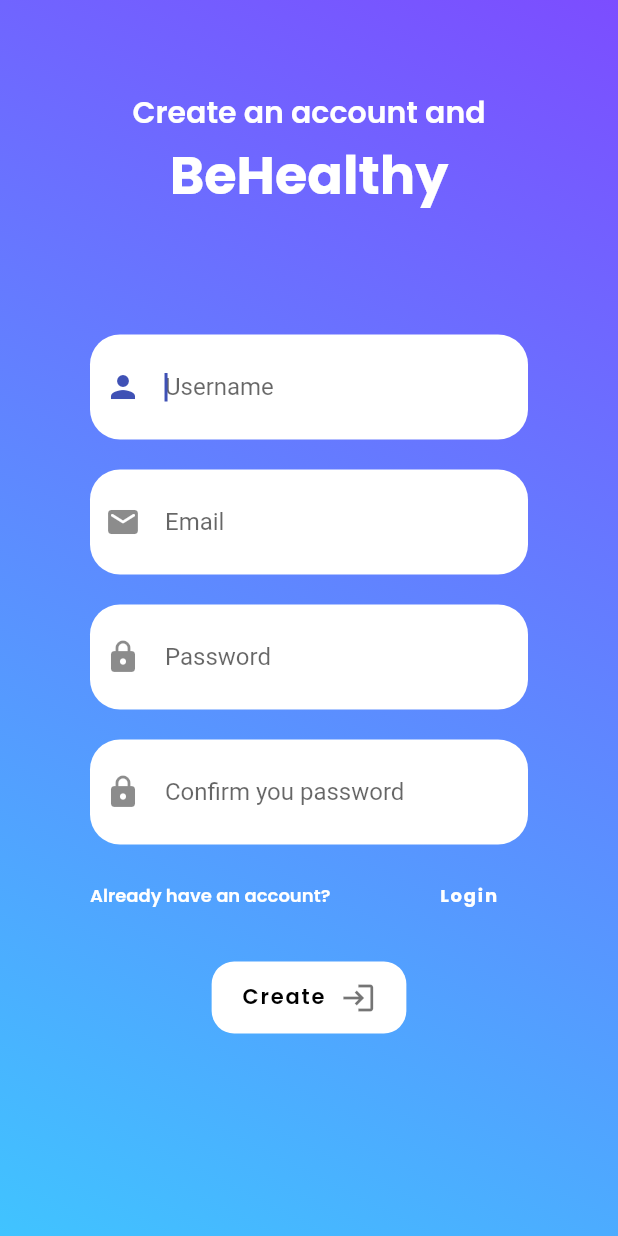
After one commit to Carlosabdoamaral/be-healthy, a Flutter app: the screen it shows after launch, after a tap on "Create", on a phone screen of 412 x 824 dp. The commit adds this screen. Run offline on Flutter 3.47's test engine with Material 2 defaults, Android fonts, the light colour scheme and no system bars; our stand-ins replace fl_chart.

Commit message:
Final version app

```diff
--- a/lib/history.dart
+++ b/lib/history.dart
@@ -105,7 +105,7 @@ class _HistoryPageState extends State<HistoryPage> {
                                     label: Text(
                                       "Day",
                                       style: TextStyle(
-                                        fontSize: 17,
+                                        fontSize: 14,
                                         fontFamily: 'Poppins',
                                         color: Colors.white70
                                       ),
@@ -119,7 +119,7 @@ class _HistoryPageState extends State<HistoryPage> {
                                     label: Text(
                                       "Week",
                                       style: TextStyle(
-                                          fontSize: 17,
+                                          fontSize: 14,
                                           fontFamily: 'Poppins',
                                           color: Colors.white
                                       ),
@@ -133,7 +133,7 @@ class _HistoryPageState extends State<HistoryPage> {
                                     label: Text(
                                       "Month",
                                       style: TextStyle(
-                                          fontSize: 17,
+                                          fontSize: 14,
                                           fontFamily: 'Poppins',
                                           color: Colors.white70
                                       ),
--- /dev/null
+++ b/lib/login.dart
@@ -0,0 +1,169 @@
+import 'package:be_healthy/home.dart';
+import 'package:be_healthy/sign_up.dart';
+import 'package:flutter/material.dart';
+
+class LoginPage extends StatefulWidget {
+  const LoginPage({Key? key}) : super(key: key);
+
+  @override
+  State<LoginPage> createState() => _LoginPageState();
+}
+
+class _LoginPageState extends State<LoginPage> {
+  @override
+  Widget build(BuildContext context) {
+    return Material(
+      child: SingleChildScrollView(
+        child: Container(
+          decoration: const BoxDecoration(
+            gradient: LinearGradient(
+              begin: Alignment.topRight,
+              end: Alignment.bottomLeft,
+              colors: [
+                Colors.deepPurpleAccent,
+                Colors.lightBlueAccent,
+              ],
+            ),
+          ),
+          child: SafeArea(
+            child: Container(
+              margin: const EdgeInsets.all(30),
+              padding: const EdgeInsets.all(30),
+              child: Column(
+                mainAxisAlignment: MainAxisAlignment.center,
+                children: [
+                  Container(
+                    child: Column(
+                      children: const [
+                        Text(
+                          "Welcome to",
+                          style: TextStyle(
+                              color: Colors.white,
+                              fontFamily: 'Poppins',
+                              fontSize: 20),
+                        ),
+                        Text(
+                          "BeHealthy",
+                          style: TextStyle(
+                              color: Colors.white,
+                              fontFamily: 'Poppins',
+                              fontSize: 35,
+                              fontWeight: FontWeight.w700),
+                        )
+                      ],
+                    ),
+                  ),
+                  const SizedBox(
+                    height: 70,
+                  ),
+                  Container(
+                    width: double.infinity,
+                    height: 70,
+                    padding: const EdgeInsets.symmetric(horizontal: 10),
+                    margin: const EdgeInsets.symmetric(vertical: 10),
+                    decoration: const BoxDecoration(
+                        color: Colors.white,
+                        borderRadius:
+                            const BorderRadius.all(Radius.circular(20))),
+                    child: const Center(
+                      child: TextField(
+                        autofocus: true,
+                        decoration: InputDecoration(
+                            border: InputBorder.none,
+                            icon: Icon(Icons.person),
+                            hintText: 'Username'),
+                      ),
+                    ),
+                  ),
+                  Container(
+                    width: double.infinity,
+                    height: 70,
+                    padding: const EdgeInsets.symmetric(horizontal: 10),
+                    margin: const EdgeInsets.symmetric(vertical: 10),
+                    decoration: const BoxDecoration(
+                        color: Colors.white,
+                        borderRadius:
+                            const BorderRadius.all(Radius.circular(20))),
+                    child: const Center(
+                      child: TextField(
+                        autofocus: false,
+                        decoration: InputDecoration(
+                            border: InputBorder.none,
+                            icon: Icon(Icons.lock),
+                            hintText: 'Password'),
+                      ),
+                    ),
+                  ),
+                  Row(
+                    children: [
+                      Text(
+                        "Don't have an account yet?",
+                        style: TextStyle(
+                            fontSize: 12,
+                            color: Colors.white,
+                            fontFamily: 'Poppins'),
+                      ),
+                      Spacer(),
+                      FloatingActionButton.extended(
+                          onPressed: () {
+                            Navigator.push(
+                              context,
+                              MaterialPageRoute(
+                                builder: (context) => const SignUpPage(),
+                              ),
+                            );
+                          },
+                          backgroundColor: Colors.transparent,
+                          elevation: 0,
+                          tooltip: "Create an account",
+                          label: Text(
+                            "Create",
+                            style: TextStyle(
+                                fontSize: 12,
+                                fontFamily: 'Poppins',
+                                fontWeight: FontWeight.w700),
+                          )),
+                    ],
+                  ),
+                  Container(
+                    decoration: const BoxDecoration(
+                        color: Colors.white,
+                        borderRadius: BorderRadius.all(Radius.circular(15))),
+                    margin: EdgeInsets.only(top: 20),
+                    child: FloatingActionButton.extended(
+                        onPressed: () {
+                          Navigator.push(
+                            context,
+                            MaterialPageRoute(
+                                builder: (context) => const HomePage()),
+                          );
+                        },
+                        backgroundColor: Colors.transparent,
+                        elevation: 0,
+                        label: Row(
+                          children: const [
+                            Text(
+                              "Login",
+                              style: TextStyle(
+                                  fontFamily: 'Poppins', color: Colors.black),
+                            ),
+                            SizedBox(width: 10),
+                            Icon(
+                              Icons.login,
+                              color: Colors.black54,
+                            )
+                          ],
+                        )),
+                  ),
+                  const SizedBox(
+                    height: 80,
+                  ),
+                ],
+              ),
+            ),
+          ),
+        ),
+      ),
+    );
+  }
+}
--- a/lib/main.dart
+++ b/lib/main.dart
@@ -1,3 +1,4 @@
+import 'package:be_healthy/login.dart';
 import 'package:be_healthy/onboarding.dart';
 import 'package:flutter/material.dart';
 
@@ -15,7 +16,7 @@ class Controller extends StatelessWidget {
       theme: ThemeData(
         primarySwatch: Colors.indigo,
       ),
-      home: const OnboardingPage(),
+      home: const LoginPage(),
     );
   }
 }
--- /dev/null
+++ b/lib/sign_up.dart
@@ -0,0 +1,202 @@
+import 'package:be_healthy/onboarding.dart';
+import 'package:flutter/material.dart';
+
+class SignUpPage extends StatefulWidget {
+  const SignUpPage({Key? key}) : super(key: key);
+
+  @override
+  State<SignUpPage> createState() => _SignUpPageState();
+}
+
+class _SignUpPageState extends State<SignUpPage> {
+  @override
+  Widget build(BuildContext context) {
+    return Material(
+      child: SingleChildScrollView(
+        child: Container(
+          decoration: const BoxDecoration(
+            gradient: LinearGradient(
+              begin: Alignment.topRight,
+              end: Alignment.bottomLeft,
+              colors: [
+                Colors.deepPurpleAccent,
+                Colors.lightBlueAccent,
+              ],
+            ),
+          ),
+          child: SafeArea(
+            child: Container(
+              margin: const EdgeInsets.all(30),
+              padding: const EdgeInsets.all(30),
+              child: Column(
+                mainAxisAlignment: MainAxisAlignment.center,
+                children: [
+                  Container(
+                    child: Column(
+                      children: const [
+                        Text(
+                          "Create an account and",
+                          style: TextStyle(
+                              color: Colors.white,
+                              fontFamily: 'Poppins',
+                              fontSize: 20),
+                        ),
+                        Text(
+                          "BeHealthy",
+                          style: TextStyle(
+                              color: Colors.white,
+                              fontFamily: 'Poppins',
+                              fontSize: 35,
+                              fontWeight: FontWeight.w700),
+                        )
+                      ],
+                    ),
+                  ),
+                  const SizedBox(
+                    height: 70,
+                  ),
+                  Container(
+                    width: double.infinity,
+                    height: 70,
+                    padding: const EdgeInsets.symmetric(horizontal: 10),
+                    margin: const EdgeInsets.symmetric(vertical: 10),
+                    decoration: const BoxDecoration(
+                        color: Colors.white,
+                        borderRadius:
+                            const BorderRadius.all(Radius.circular(20))),
+                    child: const Center(
+                      child: TextField(
+                        autofocus: true,
+                        decoration: InputDecoration(
+                            border: InputBorder.none,
+                            icon: Icon(Icons.person),
+                            hintText: 'Username'),
+                      ),
+                    ),
+                  ),
+                  Container(
+                    width: double.infinity,
+                    height: 70,
+                    padding: const EdgeInsets.symmetric(horizontal: 10),
+                    margin: const EdgeInsets.symmetric(vertical: 10),
+                    decoration: const BoxDecoration(
+                        color: Colors.white,
+                        borderRadius:
+                            const BorderRadius.all(Radius.circular(20))),
+                    child: const Center(
+                      child: TextField(
+                        autofocus: false,
+                        decoration: InputDecoration(
+                            border: InputBorder.none,
+                            icon: Icon(Icons.email_rounded),
+                            hintText: 'Email'),
+                      ),
+                    ),
+                  ),
+                  Container(
+                    width: double.infinity,
+                    height: 70,
+                    padding: const EdgeInsets.symmetric(horizontal: 10),
+                    margin: const EdgeInsets.symmetric(vertical: 10),
+                    decoration: const BoxDecoration(
+                        color: Colors.white,
+                        borderRadius:
+                            const BorderRadius.all(Radius.circular(20))),
+                    child: const Center(
+                      child: TextField(
+                        autofocus: true,
+                        decoration: InputDecoration(
+                            border: InputBorder.none,
+                            icon: Icon(Icons.lock_rounded),
+                            hintText: 'Password'),
+                      ),
+                    ),
+                  ),
+                  Container(
+                    width: double.infinity,
+                    height: 70,
+                    padding: const EdgeInsets.symmetric(horizontal: 10),
+                    margin: const EdgeInsets.symmetric(vertical: 10),
+                    decoration: const BoxDecoration(
+                        color: Colors.white,
+                        borderRadius:
+                            const BorderRadius.all(Radius.circular(20))),
+                    child: const Center(
+                      child: TextField(
+                        autofocus: true,
+                        decoration: InputDecoration(
+                            border: InputBorder.none,
+                            icon: Icon(Icons.lock_rounded),
+                            hintText: 'Confirm you password'),
+                      ),
+                    ),
+                  ),
+                  Row(
+                    children: [
+                      Text(
+                        "Already have an account?",
+                        style: TextStyle(
+                            fontSize: 12,
+                            color: Colors.white,
+                            fontFamily: 'Poppins'),
+                      ),
+                      Spacer(),
+                      FloatingActionButton.extended(
+                          onPressed: () {
+                            Navigator.pop(context);
+                          },
+                          backgroundColor: Colors.transparent,
+                          elevation: 0,
+                          tooltip: "Create an account",
+                          label: Text(
+                            "Login",
+                            style: TextStyle(
+                                fontSize: 12,
+                                fontFamily: 'Poppins',
+                                fontWeight: FontWeight.w700),
+                          )),
+                    ],
+                  ),
+                  Container(
+                    decoration: const BoxDecoration(
+                        color: Colors.white,
+                        borderRadius: BorderRadius.all(Radius.circular(15))),
+                    margin: EdgeInsets.only(top: 20),
+                    child: FloatingActionButton.extended(
+                        onPressed: () {
+                          Navigator.push(
+                            context,
+                            MaterialPageRoute(
+                              builder: (context) => const OnboardingPage(),
+                            ),
+                          );
+                        },
+                        backgroundColor: Colors.transparent,
+                        elevation: 0,
+                        label: Row(
+                          children: const [
+                            Text(
+                              "Create",
+                              style: TextStyle(
+                                  fontFamily: 'Poppins', color: Colors.black),
+                            ),
+                            SizedBox(width: 10),
+                            Icon(
+                              Icons.login,
+                              color: Colors.black54,
+                            )
+                          ],
+                        )),
+                  ),
+                  const SizedBox(
+                    height: 80,
+                  ),
+                ],
+              ),
+            ),
+          ),
+        ),
+      ),
+    );
+  }
+}
```
Also changed, not shown: lib/home.dart (+58 -11 lines), lib/new_exercise.dart (added, +147 -0 lines), 1 other file.
